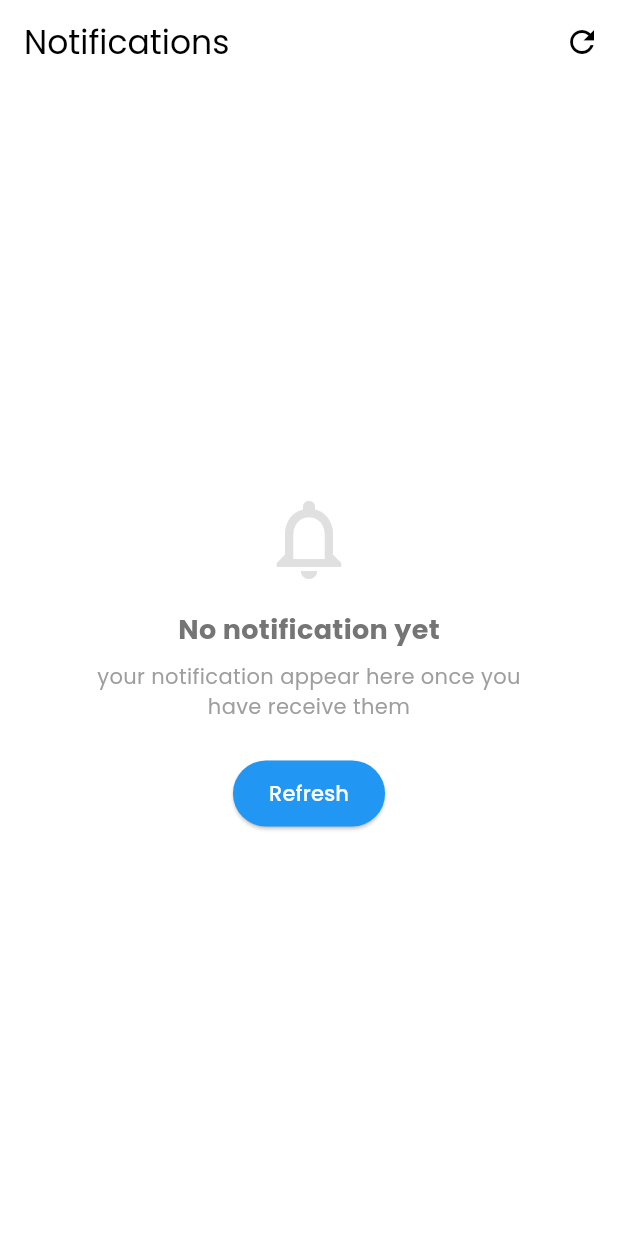
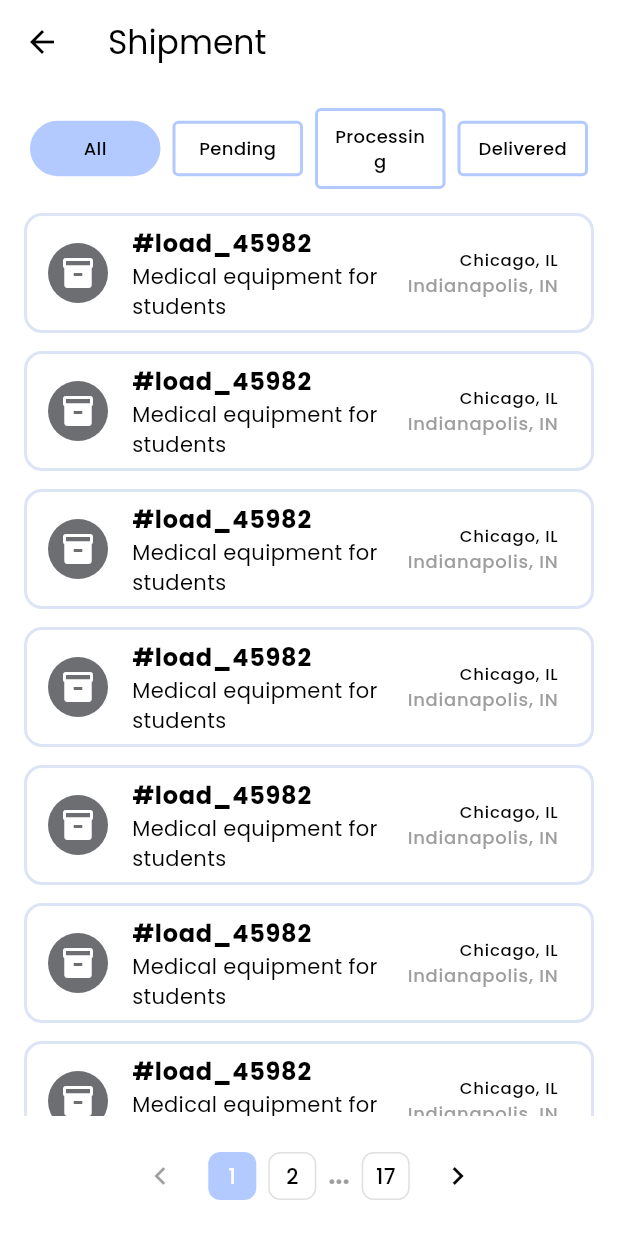
Before and after one commit to AbuZafor99/JobProjects, a Flutter app: the screen it shows after launch, on a phone screen of 412 x 824 dp. Run offline on Flutter 3.47's test engine with Material 3 defaults, Android fonts, the phone set to English and light mode, and no system bars; our stand-ins replace get, google_fonts.

Commit message:
commit with shopment presentation page

```diff
--- /dev/null
+++ b/apps/flutter_lakshman1020-develop/lib/features/shipment/models/shipment_model.dart
@@ -0,0 +1,32 @@
+class ShipmentModel {
+  final String id;
+  final String loadNumber;
+  final String description;
+  final String origin;
+  final String destination;
+  final String status; // 'pending', 'processing', 'delivered'
+  final DateTime createdAt;
+
+  ShipmentModel({
+    required this.id,
+    required this.loadNumber,
+    required this.description,
+    required this.origin,
+    required this.destination,
+    required this.status,
+    required this.createdAt,
+  });
+
+  // Create from API response
+  factory ShipmentModel.fromMap(Map<String, dynamic> map) {
+    return ShipmentModel(
+      id: map['id'] ?? '',
+      loadNumber: map['loadNumber'] ?? '',
+      description: map['description'] ?? '',
+      origin: map['origin'] ?? '',
+      destination: map['destination'] ?? '',
+      status: map['status'] ?? 'pending',
+      createdAt: DateTime.parse(map['createdAt']),
+    );
+  }
+}
--- /dev/null
+++ b/apps/flutter_lakshman1020-develop/lib/features/shipment/presentation/controllers/shipment_controller.dart
@@ -0,0 +1,127 @@
+import 'package:flutter_lakshman1020/features/shipment/models/shipment_model.dart';
+import 'package:get/get.dart';
+
+
+class ShipmentController extends GetxController {
+  var shipments = <ShipmentModel>[].obs;
+  var isLoading = true.obs;
+  var currentFilter = 'All'.obs;
+  var currentPage = 1.obs;
+  var totalPages = 17.obs;
+
+  final List<String> filters = ["All", "Pending", "Processing", "Delivered"];
+
+  @override
+  void onInit() {
+    super.onInit();
+    loadShipments();
+  }
+
+  // Simulate API call to get shipments
+  Future<void> loadShipments() async {
+    try {
+      isLoading.value = true;
+
+      // Simulate API delay
+      await Future.delayed(const Duration(seconds: 1));
+
+      // Demo data matching the screenshot
+      final demoShipments = [
+        ShipmentModel(
+          id: '1',
+          loadNumber: '#load_45982',
+          description: 'Medical equipment for students',
+          origin: 'Chicago, IL',
+          destination: 'Indianapolis, IN',
+          status: 'processing',
+          createdAt: DateTime.now().subtract(const Duration(days: 1)),
+        ),
+        ShipmentModel(
+          id: '2',
+          loadNumber: '#load_45982',
+          description: 'Medical equipment for students',
+          origin: 'Chicago, IL',
+          destination: 'Indianapolis, IN',
+          status: 'pending',
+          createdAt: DateTime.now().subtract(const Duration(days: 2)),
+        ),
+        ShipmentModel(
+          id: '3',
+          loadNumber: '#load_45982',
+          description: 'Medical equipment for students',
+          origin: 'Chicago, IL',
+          destination: 'Indianapolis, IN',
+          status: 'processing',
+          createdAt: DateTime.now().subtract(const Duration(days: 3)),
+        ),
+        ShipmentModel(
+          id: '4',
+          loadNumber: '#load_45982',
+          description: 'Medical equipment for students',
+          origin: 'New York, NY',
+          destination: 'Indianapolis, IN',
+          status: 'delivered',
+          createdAt: DateTime.now().subtract(const Duration(days: 4)),
+        ),
+        ShipmentModel(
+          id: '5',
+          loadNumber: '#load_45982',
+          description: 'Medical equipment for students',
+          origin: 'Boston, MA',
+          destination: 'Indianapolis, IN',
+          status: 'pending',
+          createdAt: DateTime.now().subtract(const Duration(days: 5)),
+        ),
+        ShipmentModel(
+          id: '6',
+          loadNumber: '#load_45982',
+          description: 'Medical equipment for students',
+          origin: 'Louisville, KY',
+          destination: 'Indianapolis, IN',
+          status: 'processing',
+          createdAt: DateTime.now().subtract(const Duration(days: 6)),
+        ),
+        ShipmentModel(
+          id: '7',
+          loadNumber: '#load_45982',
+          description: 'Medical equipment for students',
+          origin: 'Phoenix, AZ',
+          destination: 'Indianapolis, IN',
+          status: 'delivered',
+          createdAt: DateTime.now().subtract(const Duration(days: 7)),
+        ),
+      ];
+
+      shipments.assignAll(demoShipments);
+    } catch (e) {
+      Get.snackbar('Error', 'Failed to load shipments');
+    } finally {
+      isLoading.value = false;
+    }
+  }
+
+  void changeFilter(String filter) {
+    currentFilter.value = filter;
+    // In real app, this would trigger an API call with the filter
+    loadShipments();
+  }
+
+  void changePage(int page) {
+    currentPage.value = page;
+    // In real app, this would trigger an API call for the specific page
+    loadShipments();
+  }
+
+  // Filter shipments based on current selection
+  List<ShipmentModel> get filteredShipments {
+    if (currentFilter.value == 'All') {
+      return shipments;
+    }
+    return shipments.where((shipment) => shipment.status == currentFilter.value.toLowerCase()).toList();
+  }
+
+  // Refresh shipments
+  Future<void> refreshShipments() async {
+    await loadShipments();
+  }
+}
--- /dev/null
+++ b/apps/flutter_lakshman1020-develop/lib/features/shipment/presentation/screens/shipment_screen.dart
@@ -0,0 +1,71 @@
+import 'package:flutter/material.dart';
+import 'package:flutter_lakshman1020/features/home/presentations/screens/widgets/user_home_widgets/shipment_filter_tabs.dart';
+import 'package:flutter_lakshman1020/features/home/presentations/screens/widgets/user_home_widgets/shipment_item.dart';
+import 'package:flutter_lakshman1020/features/shipment/presentation/controllers/shipment_controller.dart';
+import 'package:flutter_lakshman1020/features/shipment/presentation/widgets/shipment_presentation.dart';
+import 'package:get/get.dart';
+
+
+class ShipmentsScreen extends StatelessWidget {
+  const ShipmentsScreen({super.key});
+
+  @override
+  Widget build(BuildContext context) {
+    final controller = Get.put(ShipmentController());
+
+    return Scaffold(
+      appBar: AppBar(
+        leading: IconButton(
+          icon: const Icon(Icons.arrow_back),
+          onPressed: () => Get.back(),
+        ),
+        title: const Text('Shipment'),
+        backgroundColor: Colors.white,
+        foregroundColor: Colors.black,
+        elevation: 0,
+      ),
+      body: Padding(
+        padding: const EdgeInsets.all(16.0),
+        child: Column(
+          children: [
+            // Filter tabs
+            const ShipmentFilterTabs(),
+            const SizedBox(height: 16),
+
+            // Shipments list
+            Expanded(
+              child: Obx(() {
+                if (controller.isLoading.value) {
+                  return const Center(child: CircularProgressIndicator());
+                }
+
+                if (controller.filteredShipments.isEmpty) {
+                  return const Center(
+                    child: Text('No shipments found'),
+                  );
+                }
+
+                return RefreshIndicator(
+                  onRefresh: () async {
+                    await controller.refreshShipments();
+                  },
+                  child: ListView.builder(
+                    itemCount: controller.filteredShipments.length,
+                    itemBuilder: (context, index) {
+                      final shipment = controller.filteredShipments[index];
+                      return ShipmentItem();//shipment:shipment
+                    },
+                  ),
+                );
+              }),
+            ),
+
+            // Pagination
+            const SizedBox(height: 16),
+            const ShipmentPagination(),
+          ],
+        ),
+      ),
+    );
+  }
+}
--- /dev/null
+++ b/apps/flutter_lakshman1020-develop/lib/features/shipment/presentation/widgets/shipment_item.dart
@@ -0,0 +1,56 @@
+import 'package:flutter/material.dart';
+import 'package:flutter_lakshman1020/core/constants/app_colors.dart';
+import 'package:flutter_lakshman1020/features/shipment/models/shipment_model.dart';
+
+
+class ShipmentItem extends StatelessWidget {
+  final ShipmentModel shipment;
+
+  const ShipmentItem({
+    super.key,
+    required this.shipment,
+  });
+
+  @override
+  Widget build(BuildContext context) {
+    return Card(
+      elevation: 0,
+      color: TColors.white,
+      margin: const EdgeInsets.only(bottom: 12),
+      shape: RoundedRectangleBorder(
+        borderRadius: BorderRadius.circular(12),
+        side: BorderSide(color: TColors.personalBackground, width: 2.0),
+      ),
+      child: ListTile(
+        leading: const CircleAvatar(
+          backgroundColor: TColors.grey2,
+          child: Icon(Icons.inventory_2, color: Colors.white),
+        ),
+        title: Text(
+          shipment.loadNumber,
+          style: const TextStyle(fontWeight: FontWeight.bold),
+        ),
+        subtitle: Text(shipment.description),
+        trailing: Column(
+          crossAxisAlignment: CrossAxisAlignment.end,
+          mainAxisAlignment: MainAxisAlignment.center,
+          children: [
+            Text(
+              _truncateText(shipment.origin, 12),
+              style: const TextStyle(fontWeight: FontWeight.w500),
+            ),
+            Text(
+              _truncateText(shipment.destination, 12),
+              style: const TextStyle(color: Colors.grey, fontSize: 12),
+            ),
+          ],
+        ),
+      ),
+    );
+  }
+
+  String _truncateText(String text, int maxLength) {
+    if (text.length <= maxLength) return text;
+    return '${text.substring(0, maxLength)}...';
+  }
+}
--- /dev/null
+++ b/apps/flutter_lakshman1020-develop/lib/features/shipment/presentation/widgets/shipment_presentation.dart
@@ -0,0 +1,98 @@
+import 'package:flutter/material.dart';
+import 'package:flutter_lakshman1020/core/constants/app_colors.dart';
+import 'package:get/get.dart';
+
+
+import '../controllers/shipment_controller.dart';
+
+class ShipmentPagination extends StatelessWidget {
+  const ShipmentPagination({super.key});
+
+  @override
+  Widget build(BuildContext context) {
+    final controller = Get.find<ShipmentController>();
+
+    return Obx(() => Row(
+      mainAxisAlignment: MainAxisAlignment.center,
+      children: [
+        // Previous button (<)
+        IconButton(
+          icon: const Icon(Icons.chevron_left, size: 24),
+          onPressed: controller.currentPage.value > 1
+              ? () => controller.changePage(controller.currentPage.value - 1)
+              : null,
+          style: IconButton.styleFrom(
+            padding: EdgeInsets.zero,
+            minimumSize: const Size(32, 32),
+          ),
+        ),
+        const SizedBox(width: 8),
+
+        // Page 1
+        _buildPageButton(1, controller),
+        const SizedBox(width: 8),
+
+        // Page 2
+        _buildPageButton(2, controller),
+        const SizedBox(width: 8),
+
+        // Dots (...)
+        const Text(
+          '...',
+          style: TextStyle(
+            fontSize: 16,
+            fontWeight: FontWeight.bold,
+            color: Colors.grey,
+          ),
+        ),
+        const SizedBox(width: 8),
+
+        // Page 17
+        _buildPageButton(17, controller),
+        const SizedBox(width: 8),
+
+        // Next button (>)
+        IconButton(
+          icon: const Icon(Icons.chevron_right, size: 24),
+          onPressed: controller.currentPage.value < controller.totalPages.value
+              ? () => controller.changePage(controller.currentPage.value + 1)
+              : null,
+          style: IconButton.styleFrom(
+            padding: EdgeInsets.zero,
+            minimumSize: const Size(32, 32),
+          ),
+        ),
+      ],
+    ));
+  }
+
+  Widget _buildPageButton(int page, ShipmentController controller) {
+    final isCurrent = page == controller.currentPage.value;
+
+    return GestureDetector(
+      onTap: () => controller.changePage(page),
+      child: Container(
+        width: 32,
+        height: 32,
+        decoration: BoxDecoration(
+          color: isCurrent ? TColors.driverNavigation : Colors.transparent,
+          borderRadius: BorderRadius.circular(8),
+          border: Border.all(
+            color: isCurrent ? TColors.driverNavigation : Colors.grey.shade300,
+            width: 1.0,
+          ),
+        ),
+        child: Center(
+          child: Text(
+            page.toString(),
+            style: TextStyle(
+              color: isCurrent ? TColors.white : Colors.black,
+              fontWeight: FontWeight.w500,
+              fontSize: 14,
+            ),
+          ),
+        ),
+      ),
+    );
+  }
+}
--- a/apps/flutter_lakshman1020-develop/lib/main.dart
+++ b/apps/flutter_lakshman1020-develop/lib/main.dart
@@ -1,5 +1,6 @@
 import 'package:flutter/material.dart';
 import 'package:flutter_lakshman1020/features/notification/presentation/screens/notification_onboarding_screen.dart';
+import 'package:flutter_lakshman1020/features/shipment/presentation/screens/shipment_screen.dart';
 
 import 'core/Theme/app_theme.dart';
 import 'features/notification/presentation/screens/notification_screens.dart';
@@ -16,7 +17,7 @@ class MyApp extends StatelessWidget {
     return MaterialApp(
       title: 'Flutter Demo',
       theme: AppTheme.light,
-      home: NotificationsScreen(),
+      home: ShipmentsScreen(),
     );
   }
 }
```
Also changed, not shown: apps/flutter_lakshman1020-develop/lib/features/shipment/presentation/widgets/shipment_filter_tab.dart (added, +58 -0 lines).
